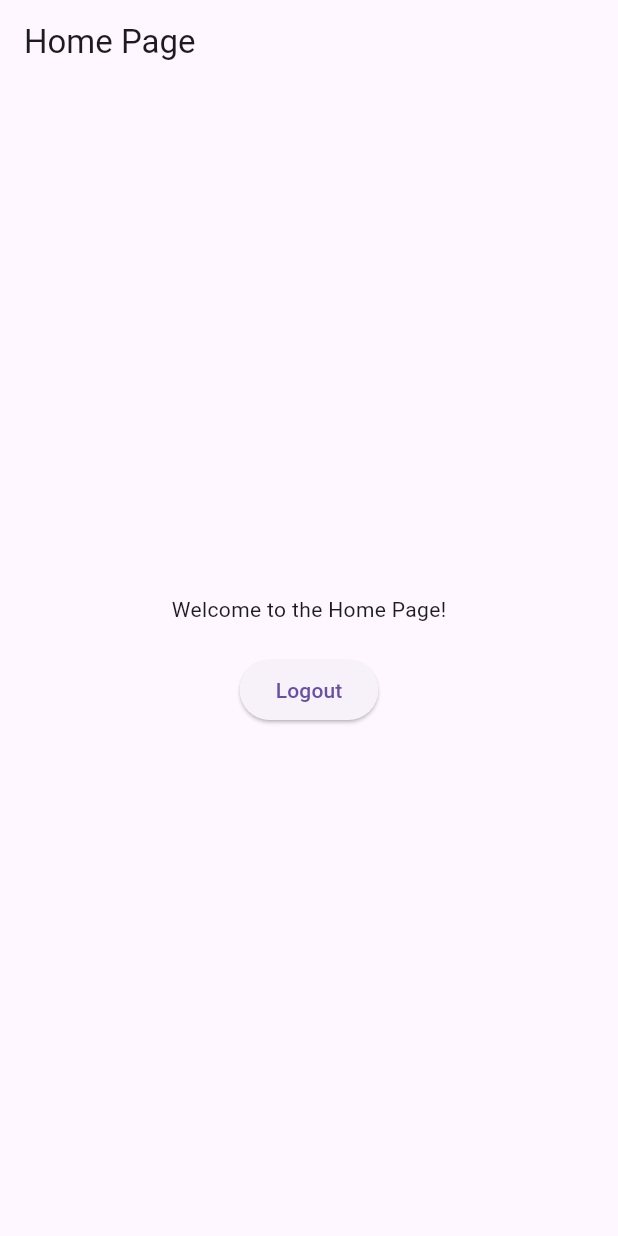
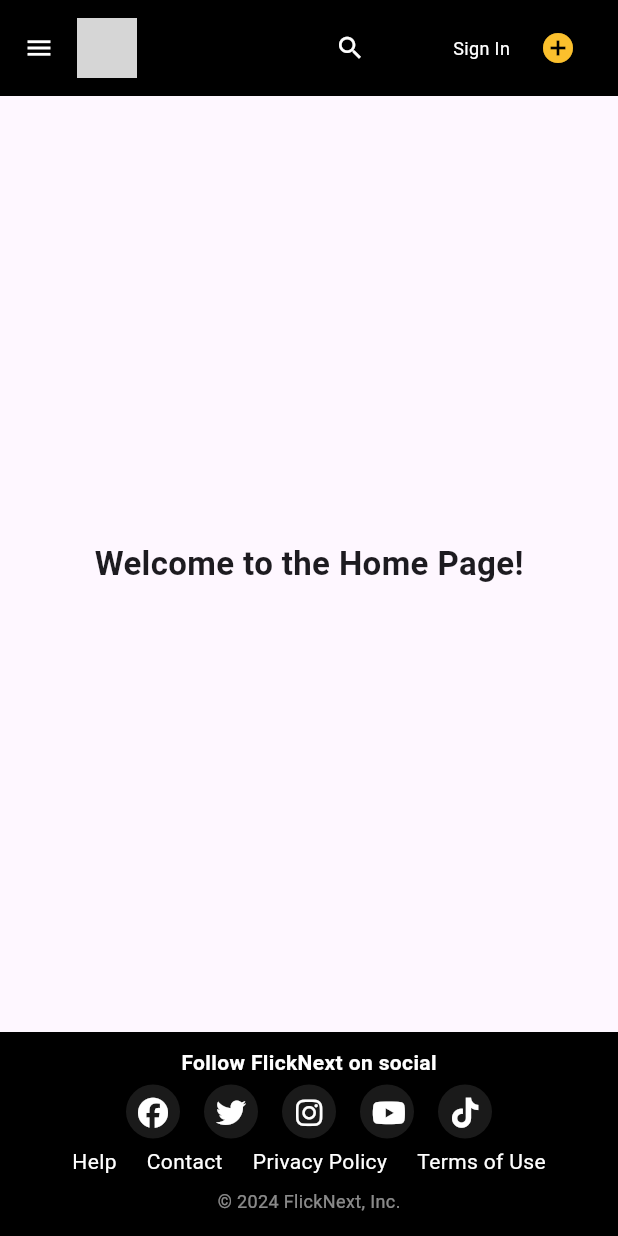
Before and after one commit to malvinrey/flicknest, a Flutter app: the screen it shows after launch, on a phone screen of 412 x 824 dp. Run offline on Flutter 3.47's test engine with Material 3 defaults, Android fonts, the phone set to English and light mode, and no system bars; our stand-ins replace font_awesome_flutter; grey boxes are pictures that could not be loaded.

Commit message:
header dan footer udah jadi

```diff
--- a/lib/pages/home_page.dart
+++ b/lib/pages/home_page.dart
@@ -1,27 +1,28 @@
 import 'package:flutter/material.dart';
+import '../widgets/footer.dart';
+import '../widgets/header.dart';
 
 class HomePage extends StatelessWidget {
   @override
   Widget build(BuildContext context) {
     return Scaffold(
-      appBar: AppBar(
-        title: Text("Home Page"),
-      ),
-      body: Center(
-        child: Column(
-          mainAxisAlignment: MainAxisAlignment.center,
-          children: [
-            Text('Welcome to the Home Page!'),
-            SizedBox(height: 20),
-            ElevatedButton(
-              onPressed: () {
-                // Logout logic
-                Navigator.pushReplacementNamed(context, '/login');
-              },
-              child: Text('Logout'),
+      appBar: null, // Using a custom header instead of the default AppBar
+      body: Column(
+        children: [
+          Header(), // Custom Header (remove this line if not needed)
+          Expanded(
+            child: Center(
+              child: Text(
+                'Welcome to the Home Page!',
+                style: TextStyle(
+                  fontSize: 22,
+                  fontWeight: FontWeight.bold,
+                ),
+              ),
             ),
-          ],
-        ),
+          ),
+          Footer(), // Custom Footer
+        ],
       ),
     );
   }
--- /dev/null
+++ b/lib/widgets/footer.dart
@@ -0,0 +1,110 @@
+import 'package:flutter/material.dart';
+import 'package:font_awesome_flutter/font_awesome_flutter.dart';
+import 'package:flutter/gestures.dart';
+
+class Footer extends StatelessWidget {
+  @override
+  Widget build(BuildContext context) {
+    return Container(
+      color: Colors.black, // Background color for the footer
+      child: Center(
+        child: ConstrainedBox(
+          constraints: BoxConstraints(maxWidth: 800), // Center content with a maximum width
+          child: Column(
+            mainAxisSize: MainAxisSize.min, // Minimize height to fit content
+            children: [
+              SizedBox(height: 10), // Padding above "Follow FlickNext on social"
+              Text(
+                "Follow FlickNext on social",
+                style: TextStyle(
+                  color: Colors.white,
+                  fontSize: 14, // Font size
+                  fontWeight: FontWeight.bold,
+                ),
+              ),
+              SizedBox(height: 5), // Spacing between title and icons
+              // Social Media Icons Section
+              Wrap(
+                alignment: WrapAlignment.center, // Center-align icons
+                spacing: 16, // Horizontal spacing between icons
+                runSpacing: 10, // Vertical spacing between rows (if wrapping happens)
+                children: [
+                  _buildSocialIcon(FontAwesomeIcons.facebook),
+                  _buildSocialIcon(FontAwesomeIcons.twitter),
+                  _buildSocialIcon(FontAwesomeIcons.instagram),
+                  _buildSocialIcon(FontAwesomeIcons.youtube),
+                  _buildSocialIcon(FontAwesomeIcons.tiktok),
+                ],
+              ),
+              SizedBox(height: 5), // Spacing between icons and links
+
+              // Links Section with Padding
+              Padding(
+                padding: EdgeInsets.symmetric(horizontal: 20), // Horizontal padding for links
+                child: Wrap(
+                  alignment: WrapAlignment.center, // Center-align links
+                  spacing: 20, // Spacing between links
+                  children: [
+                    _buildFooterLink("Help"),
+                    _buildFooterLink("Contact"),
+                    _buildFooterLink("Privacy Policy"),
+                    _buildFooterLink("Terms of Use"),
+                  ],
+                ),
+              ),
+              SizedBox(height: 8), // Reduced spacing between links and copyright
+
+              // Copyright Section
+              Text(
+                "© 2024 FlickNext, Inc.",
+                style: TextStyle(
+                  color: Colors.white54,
+                  fontSize: 12, // Font size
+                ),
+              ),
+              SizedBox(height: 15), // Final bottom padding
+            ],
+          ),
+        ),
+      ),
+    );
+  }
+
+  // Function to build social media icons
+  Widget _buildSocialIcon(IconData icon) {
+    return MouseRegion(
+      cursor: SystemMouseCursors.click,
+      child: GestureDetector(
+        onTap: () {
+          print("Icon tapped"); // Handle icon click
+        },
+        child: Container(
+          padding: EdgeInsets.all(8), // Padding around each icon
+          decoration: BoxDecoration(
+            shape: BoxShape.circle,
+            color: Colors.white.withOpacity(0.1), // Light background for icons
+          ),
+          child: Icon(
+            icon,
+            color: Colors.white,
+            size: 20, // Consistent icon size
+          ),
+        ),
+      ),
+    );
+  }
+
+  // Function to create footer links
+  Widget _buildFooterLink(String text) {
+    return MouseRegion(
+      cursor: SystemMouseCursors.click,
+      child: Text(
+        text,
+        style: TextStyle(
+          color: Colors.white, // White color by default
+          decoration: TextDecoration.none, // No underline by default
+        ),
+      ),
+    );
+  }
+}
--- /dev/null
+++ b/lib/widgets/header.dart
@@ -0,0 +1,201 @@
+import 'package:flutter/material.dart';
+
+class Header extends StatefulWidget {
+  @override
+  _HeaderState createState() => _HeaderState();
+}
+
+class _HeaderState extends State<Header> {
+  bool _isSearchActive = false; // State to track if search is active
+
+  @override
+  Widget build(BuildContext context) {
+    return Container(
+      color: Colors.black, // Background color for the header
+      padding: EdgeInsets.symmetric(vertical: 8), // Vertical padding only
+      child: Row(
+        children: [
+          // Left Section: Menu and Logo
+          Expanded(
+            flex: 3, // Allocate space for menu and logo
+            child: Padding(
+              padding: const EdgeInsets.only(left: 16), // Equal padding to the left
+              child: Row(
+                children: [
+                  // Menu Icon
+                  Icon(Icons.menu, color: Colors.white, size: 20),
+                  SizedBox(width: 15), // Space between menu and logo
+                  // Logo Image with Rounded Corners
+                  ClipRRect(
+                    borderRadius: BorderRadius.circular(8), // Rounded edges for the image
+                    child: Image.asset(
+                      '../assets/images/logo.png', // Path to the logo file
+                      height: 40,
+                      width: 40, // Adjust width to keep image square
+                      fit: BoxFit.cover, // Ensure the logo fills the rounded container
+                    ),
+                  ),
+                ],
+              ),
+            ),
+          ),
+
+          // Center Section: Search Icon or Input Field
+          _isSearchActive
+              ? Expanded(
+                  flex: 4, // Allocate more space for search bar
+                  child: Container(
+                    height: 40, // Consistent height for the search bar
+                    decoration: BoxDecoration(
+                      color: Colors.white,
+                      borderRadius: BorderRadius.circular(8), // Rounded corners for the search bar
+                    ),
+                    child: Row(
+                      children: [
+                        Expanded(
+                          child: Container(
+                            padding: EdgeInsets.symmetric(horizontal: 12), // Horizontal padding
+                            child: TextField(
+                              textAlignVertical: TextAlignVertical.center, // Align text vertically
+                              decoration: InputDecoration(
+                                hintText: 'Enter movie title...',
+                                hintStyle: TextStyle(color: Colors.black54, fontSize: 12),
+                                border: InputBorder.none, // Remove default border
+                                isDense: true, // Reduces padding inside TextField
+                              ),
+                              style: TextStyle(fontSize: 14),
+                            ),
+                          ),
+                        ),
+                        Container(
+                          padding: EdgeInsets.symmetric(horizontal: 12), // Padding for the X icon
+                          child: IconButton(
+                            icon: Icon(Icons.close, size: 20, color: Colors.black54),
+                            onPressed: () {
+                              setState(() {
+                                _isSearchActive = false; // Close search bar
+                              });
+                            },
+                          ),
+                        ),
+                      ],
+                    ),
+                  ),
+                )
+              : Expanded(
+                  flex: 2, // Allocate smaller space when search is inactive
+                  child: Align(
+                    alignment: Alignment.centerRight,
+                    child: IconButton(
+                      icon: Icon(Icons.search, color: Colors.white, size: 20),
+                      onPressed: () {
+                        setState(() {
+                          _isSearchActive = true; // Open search bar
+                        });
+                      },
+                    ),
+                  ),
+                ),
+
+          // Right Section: Sign In and Add Icon
+          Expanded(
+            flex: 3, // Allocate space for Sign In and Add Icon
+            child: Padding(
+              padding: const EdgeInsets.only(right: 16), // Equal padding to the right
+              child: Row(
+                mainAxisAlignment: MainAxisAlignment.end,
+                children: [
+                  Text(
+                    "Sign In",
+                    style: TextStyle(color: Colors.white, fontSize: 12),
+                  ),
+                  SizedBox(width: 8),
+                  IconButton(
+                    icon: Icon(Icons.add_circle, color: Colors.yellow[700], size: 24),
+                    onPressed: () {
+                      _showAddOptionsDialog(context);
+                    },
+                  ),
+                ],
+              ),
+            ),
+          ),
+        ],
+      ),
+    );
+  }
+
+  // Function to show the dialog with Add options
+  void _showAddOptionsDialog(BuildContext context) {
+    showDialog(
+      context: context,
+      builder: (BuildContext context) {
+        return Center( // Ensures the dialog is centered
+          child: Padding(
+            padding: const EdgeInsets.symmetric(horizontal: 16), // Add horizontal padding
+            child: Material(
+              color: Colors.transparent,
+              child: Container(
+                decoration: BoxDecoration(
+                  color: Colors.black, // Dialog background color
+                  borderRadius: BorderRadius.circular(16),
+                ),
+                padding: EdgeInsets.all(16), // Padding for the entire dialog
+                child: Column(
+                  mainAxisSize: MainAxisSize.min, // Minimize height to content
+                  children: [
+                    Text(
+                      "Add Options",
+                      style: TextStyle(
+                        fontWeight: FontWeight.bold,
+                        fontSize: 16,
+                        color: Colors.yellow[700], // Yellow color for title
+                      ),
+                    ),
+                    SizedBox(height: 8), // Space between title and content
+                    ListTile(
+                      contentPadding: EdgeInsets.zero,
+                      leading: Icon(Icons.movie, color: Colors.blueAccent, size: 20),
+                      title: Text(
+                        "Add Movie",
+                        style: TextStyle(
+                          color: Colors.white,
+                          fontSize: 14,
+                        ),
+                      ),
+                      onTap: () {
+                        Navigator.of(context).pop();
+                      },
+                    ),
+                    Divider(color: Colors.grey, thickness: 0.5),
+                    ListTile(
+                      contentPadding: EdgeInsets.zero,
+                      leading: Icon(Icons.rate_review, color: Colors.greenAccent, size: 20),
+                      title: Text(
+                        "Review Movie",
+                        style: TextStyle(
+                          color: Colors.white,
+                          fontSize: 14,
+                        ),
+                      ),
+                      onTap: () {
+                        Navigator.of(context).pop();
+                      },
+                    ),
+                    SizedBox(height: 16), // Add space between content and close button
+                    IconButton(
+                      icon: Icon(Icons.close, color: Colors.redAccent),
+                      onPressed: () {
+                        Navigator.of(context).pop();
+                      },
+                    ),
+                  ],
+                ),
+              ),
+            ),
+          ),
+        );
+      },
+    );
+  }
+}
```
Also changed, not shown: pubspec.yaml (+5 -73 lines), assets/images/logo.png (added), pubspec.lock.
